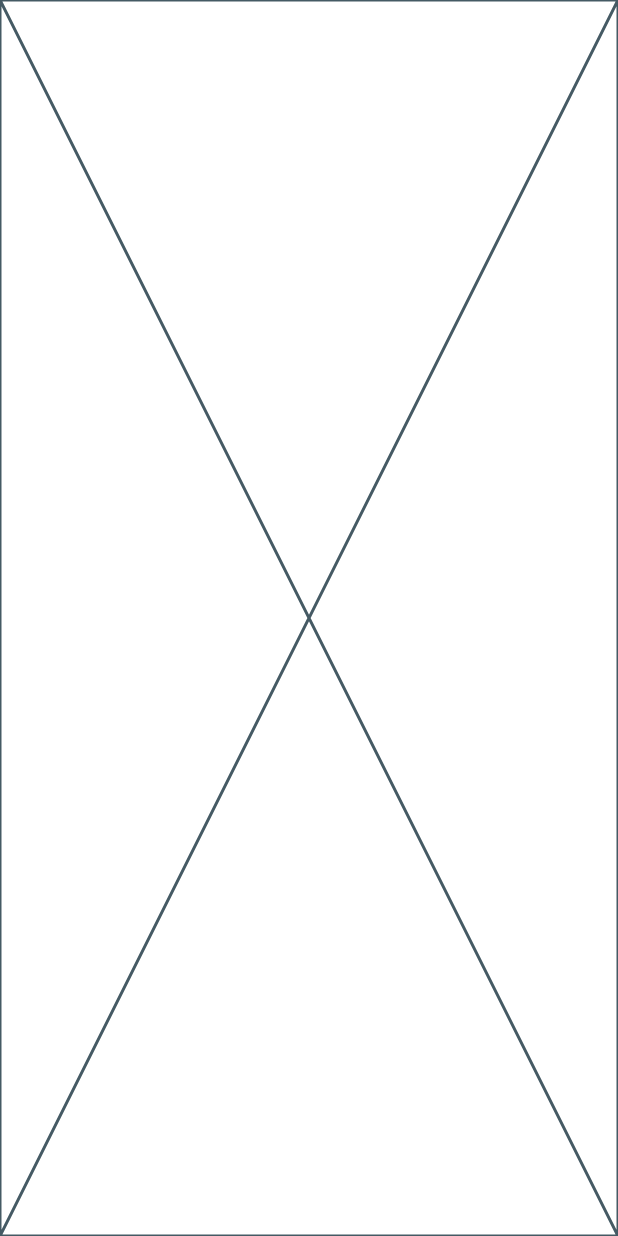
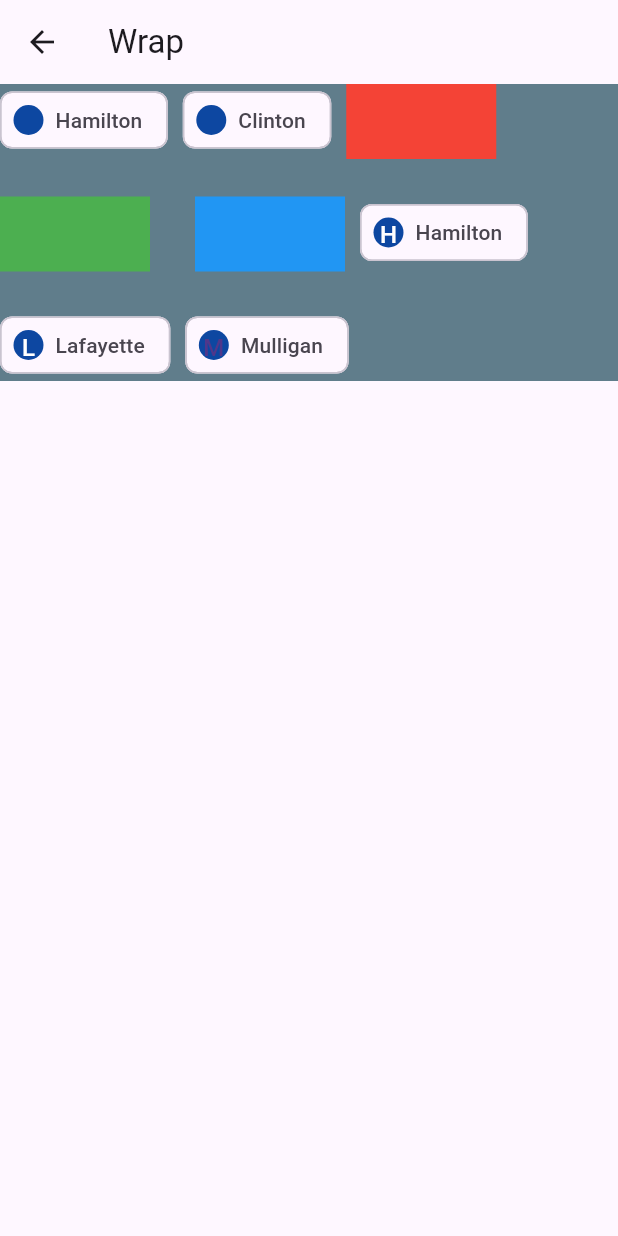
Before and after one commit to ClementPeter/widgets_demo, a Flutter app: the screen it shows after launch, after a tap on "Wrap", on a phone screen of 412 x 824 dp. Run offline on Flutter 3.47's test engine with Material 2 defaults, Android fonts, the phone set to English and light mode, and no system bars.

Commit message:
widgets_demo

```diff
--- a/lib/wrap.dart
+++ b/lib/wrap.dart
@@ -1,3 +1,77 @@
+// import 'package:flutter/material.dart';
+
+// class Wrapp extends StatelessWidget {
+//   const Wrapp({super.key});
+
+//   @override
+//   Widget build(BuildContext context) {
+//     return Scaffold(
+//       appBar: AppBar(
+//         //backgroundColor: Theme.of(context).colorScheme.inversePrimary,
+//         title: const Text("Wrap"),
+//       ),
+//       body: Container(
+//         color: Colors.yellow,
+//         width: double.infinity,
+//         //Using Wrap instead of row
+//         child: Wrap(
+//           direction: Axis.horizontal,
+//           // direction: Axis.vertical,
+//           //alignment: WrapAlignment.start,
+//           spacing: 10.0, // gap between adjacent chips
+//           runSpacing: 25.0, // gap between lines
+//           //runAlignment: WrapAlignment.end,
+//           //crossAxisAlignment: WrapCrossAlignment.end,
+//           verticalDirection: VerticalDirection.down,
+//           children: [
+//             Container(
+//               color: Colors.red,
+//               height: 50,
+//               width: 100,
+//             ),
+//             const SizedBox(width: 10),
+//             Container(
+//               color: Colors.green,
+//               height: 50,
+//               width: 100,
+//             ),
+//             const SizedBox(width: 10),
+//             Container(
+//               color: Colors.blue,
+//               height: 50,
+//               width: 100,
+//             ),
+//             const SizedBox(width: 10),
+//             Container(
+//               color: Colors.pink,
+//               height: 50,
+//               width: 100,
+//             ),
+//             const SizedBox(width: 10),
+//             Container(
+//               color: Colors.blue,
+//               height: 50,
+//               width: 100,
+//             ),
+//             const SizedBox(width: 10),
+//             Container(
+//               color: Colors.pink,
+//               height: 50,
+//               width: 100,
+//             ),
+//           ],
+//         ),
+//       ),
+//     );
+//   }
+// }
+//
+//
+//
+//
+//
+//
+///Snippet 2
 import 'package:flutter/material.dart';
 
 class Wrapp extends StatelessWidget {
@@ -5,6 +79,85 @@ class Wrapp extends StatelessWidget {
 
   @override
   Widget build(BuildContext context) {
-    return const Placeholder();
+    return Scaffold(
+      appBar: AppBar(
+        //backgroundColor: Theme.of(context).colorScheme.inversePrimary,
+        title: const Text("Wrap"),
+      ),
+      body: Container(
+        color: Colors.blueGrey,
+        width: double.infinity,
+        //Using Wrap instead of row
+        child: Wrap(
+          direction: Axis.horizontal,
+          // direction: Axis.vertical,
+          //alignment: WrapAlignment.start,
+          spacing: 10.0, // gap between adjacent chips
+          runSpacing: 25.0, // gap between lines
+          //runAlignment: WrapAlignment.end,
+          //crossAxisAlignment: WrapCrossAlignment.end,
+          verticalDirection: VerticalDirection.down,
+          children: [
+            Chip(
+              avatar: CircleAvatar(backgroundColor: Colors.blue.shade900),
+              label: const Text('Hamilton'),
+            ),
+            Chip(
+              avatar: CircleAvatar(backgroundColor: Colors.blue.shade900),
+              label: const Text('Clinton'),
+            ),
+            Container(
+              color: Colors.red,
+              height: 50,
+              width: 100,
+            ),
+            const SizedBox(width: 10),
+            Container(
+              color: Colors.green,
+              height: 50,
+              width: 100,
+            ),
+            const SizedBox(width: 10),
+            Container(
+              color: Colors.blue,
+              height: 50,
+              width: 100,
+            ),
+            Chip(
+              avatar: CircleAvatar(
+                backgroundColor: Colors.blue.shade900,
+                child: const Text(
+                  'H',
+                  style: TextStyle(color: Colors.white),
+                ),
+              ),
+              label: const Text('Hamilton'),
+            ),
+            Chip(
+              avatar: CircleAvatar(
+                backgroundColor: Colors.blue.shade900,
+                child: const Text(
+                  'L',
+                  style: TextStyle(color: Colors.white),
+                ),
+              ),
+              label: const Text('Lafayette'),
+            ),
+            Chip(
+              avatar: CircleAvatar(
+                  backgroundColor: Colors.blue.shade900,
+                  child: const Text('M')),
+              label: const Text('Mulligan'),
+            ),
+            // Chip(
+            //   avatar: CircleAvatar(
+            //       backgroundColor: Colors.blue.shade900,
+            //       child: const Text('L')),
+            //   label: const Text('Laurens'),
+            // ),
+          ],
+        ),
+      ),
+    );
   }
 }
```
Also changed, not shown: 1 other file.
